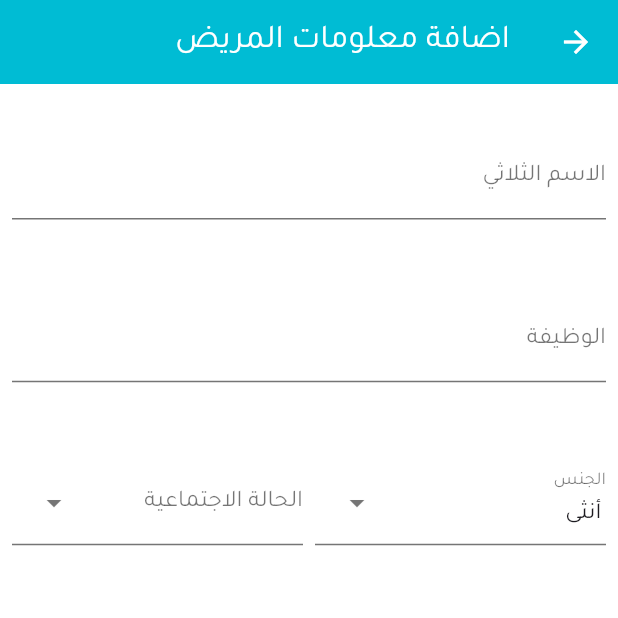
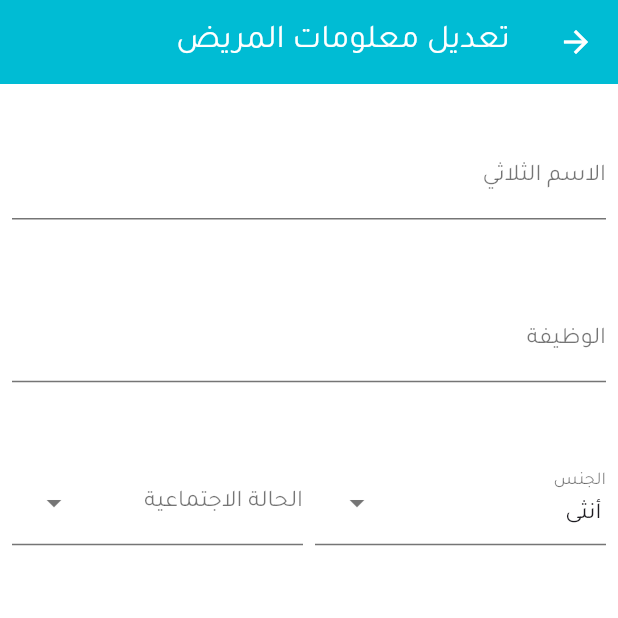
Before and after one commit to anas-iyad-agha/capsule, a Flutter app: the EditPatientInfoScreen screen opened directly with empty values, on a phone screen of 412 x 824 dp, the top half of it. Run offline on Flutter 3.47's test engine with Material 3 defaults, Android fonts, the phone set to English and light mode, and no system bars; our stand-ins replace flutter_local_notifications, font_awesome_flutter, permission_handler, shared_preferences, sqflite, table_calendar and 1 more; missing offline and left inert: alarm; accounts and stored records are empty; statements that could not run were skipped.

Commit message:
fixed a typo in edit patient info page

```diff
--- a/lib/screens/clinical-file-screen/patient-info-screen/edit-patient-info-screen/edit-patient-info-screen.dart
+++ b/lib/screens/clinical-file-screen/patient-info-screen/edit-patient-info-screen/edit-patient-info-screen.dart
@@ -58,7 +58,7 @@ class _EditPatientInfoScreenState extends State<EditPatientInfoScreen> {
   Widget build(BuildContext context) {
     double width = MediaQuery.sizeOf(context).width;
     return Scaffold(
-      appBar: AppBar(title: Text('اضافة معلومات المريض')),
+      appBar: AppBar(title: Text('تعديل معلومات المريض')),
       body: Padding(
         padding: const EdgeInsets.all(8.0),
         child: Form(
```
